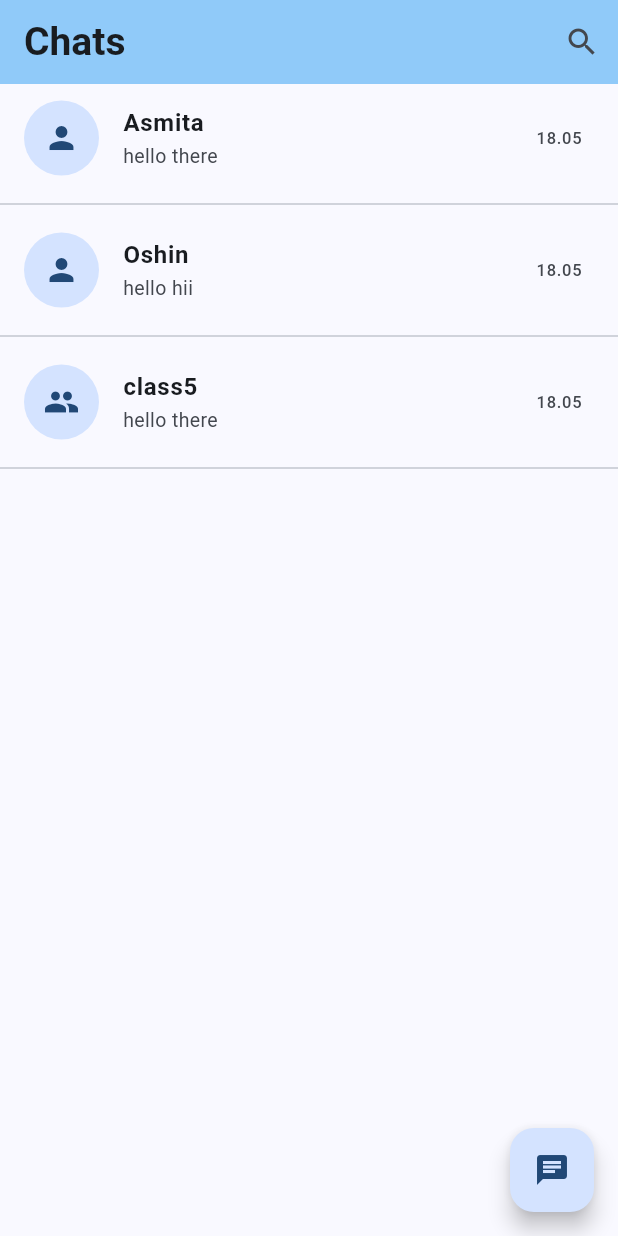
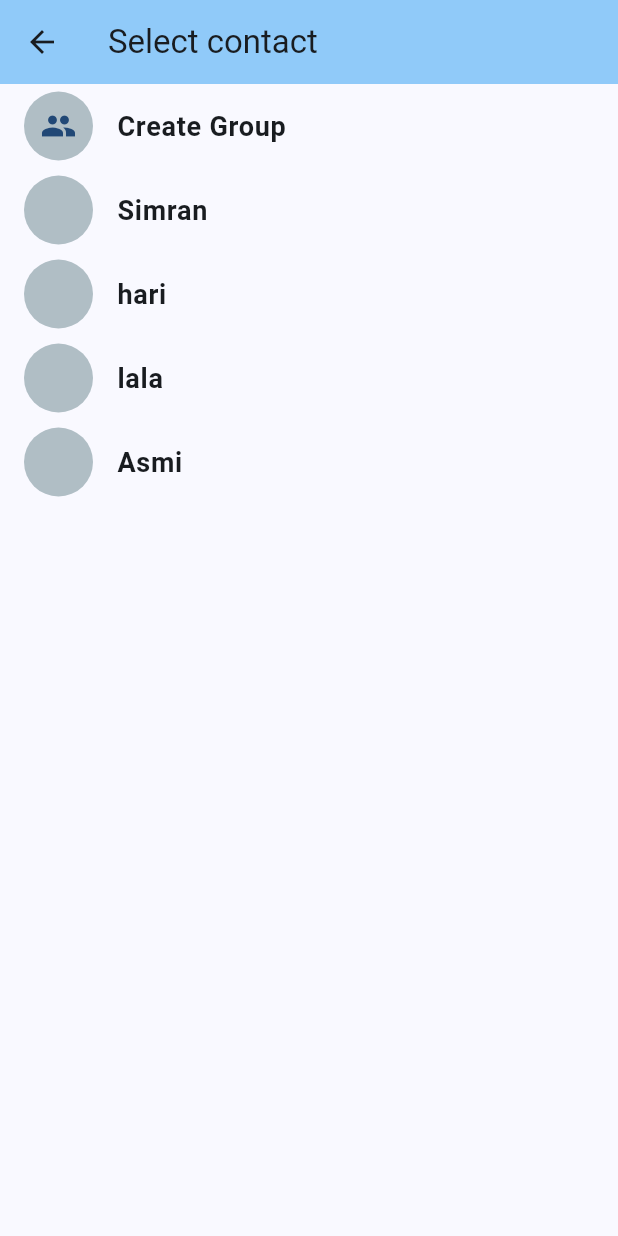
Before and after one commit to simrant27/chat, a Flutter app: the screen it shows after launch, after a tap on the "chat" icon, on a phone screen of 412 x 824 dp. Run offline on Flutter 3.47's test engine with Material 3 defaults, Android fonts, the phone set to English and light mode, and no system bars.

Commit message:
create contact page

```diff
--- /dev/null
+++ b/frontend/chat/lib/CustomUi/Contact_card.dart
@@ -0,0 +1,24 @@
+import 'package:chat/models/chat_model.dart';
+import 'package:flutter/material.dart';
+
+class ContactCard extends StatelessWidget {
+  const ContactCard({super.key, required this.contact});
+  final ChatModel contact;
+
+  @override
+  Widget build(BuildContext context) {
+    return InkWell(
+      onTap: () {},
+      child: ListTile(
+        leading: CircleAvatar(
+          radius: 23,
+          backgroundColor: Colors.blueGrey[200],
+        ),
+        title: Text(
+          contact.name!,
+          style: TextStyle(fontSize: 18, fontWeight: FontWeight.bold),
+        ),
+      ),
+    );
+  }
+}
--- /dev/null
+++ b/frontend/chat/lib/CustomUi/button_card.dart
@@ -0,0 +1,26 @@
+import 'package:chat/models/chat_model.dart';
+import 'package:flutter/material.dart';
+
+class ButtonCard extends StatelessWidget {
+  const ButtonCard({
+    super.key,
+  });
+
+  @override
+  Widget build(BuildContext context) {
+    return InkWell(
+      onTap: () {},
+      child: ListTile(
+        leading: CircleAvatar(
+          radius: 23,
+          backgroundColor: Colors.blueGrey[200],
+          child: Icon(Icons.group),
+        ),
+        title: Text(
+          "Create Group",
+          style: TextStyle(fontSize: 18, fontWeight: FontWeight.bold),
+        ),
+      ),
+    );
+  }
+}
--- a/frontend/chat/lib/CustomUi/custom_card.dart
+++ b/frontend/chat/lib/CustomUi/custom_card.dart
@@ -1,4 +1,4 @@
-import 'package:chat/Pages/individual_page.dart';
+import 'package:chat/Screens/individual_page.dart';
 import 'package:chat/models/chat_model.dart';
 import 'package:flutter/material.dart';
 
--- a/frontend/chat/lib/Pages/chat_page.dart
+++ b/frontend/chat/lib/Pages/chat_page.dart
@@ -1,4 +1,5 @@
 import 'package:chat/CustomUi/custom_card.dart';
+import 'package:chat/Screens/select_contact.dart';
 import 'package:chat/models/chat_model.dart';
 import 'package:flutter/material.dart';
 
@@ -34,7 +35,10 @@ class _ChatPageState extends State<ChatPage> {
   Widget build(BuildContext context) {
     return Scaffold(
       floatingActionButton: FloatingActionButton(
-        onPressed: () {},
+        onPressed: () {
+          Navigator.push(context,
+              MaterialPageRoute(builder: (context) => SelectContact()));
+        },
         child: Icon(Icons.chat),
       ),
       body: ListView.builder(
--- /dev/null
+++ b/frontend/chat/lib/Screens/select_contact.dart
@@ -0,0 +1,47 @@
+import 'package:chat/CustomUi/Contact_card.dart';
+import 'package:chat/CustomUi/button_card.dart';
+import 'package:chat/models/chat_model.dart';
+import 'package:flutter/material.dart';
+
+class SelectContact extends StatefulWidget {
+  const SelectContact({super.key});
+
+  @override
+  State<SelectContact> createState() => _SelectContactState();
+}
+
+class _SelectContactState extends State<SelectContact> {
+  @override
+  Widget build(BuildContext context) {
+    List<ChatModel> contacts = [
+      ChatModel(
+        name: "Simran",
+      ),
+      ChatModel(
+        name: "hari",
+      ),
+      ChatModel(
+        name: "lala",
+      ),
+      ChatModel(
+        name: "Asmi",
+      ),
+    ];
+    return Scaffold(
+      appBar: AppBar(
+        backgroundColor: Colors.blue.shade200,
+        title: Text("Select contact"),
+      ),
+      body: ListView.builder(
+          itemCount: contacts.length + 1,
+          itemBuilder: (context, index) {
+            if (index == 0) {
+              return ButtonCard();
+            }
+            return ContactCard(
+              contact: contacts[index - 1],
+            );
+          }),
+    );
+  }
+}
--- a/frontend/chat/lib/models/chat_model.dart
+++ b/frontend/chat/lib/models/chat_model.dart
@@ -8,6 +8,7 @@ class ChatModel {
   bool? isGroup;
   String? time;
   String? currentMessage;
+
   ChatModel(
       {this.name, this.icon, this.isGroup, this.time, this.currentMessage});
 }
```
Also changed, not shown: frontend/chat/lib/Screens/individual_page.dart (renamed from frontend/chat/lib/Pages/individual_page.dart).
